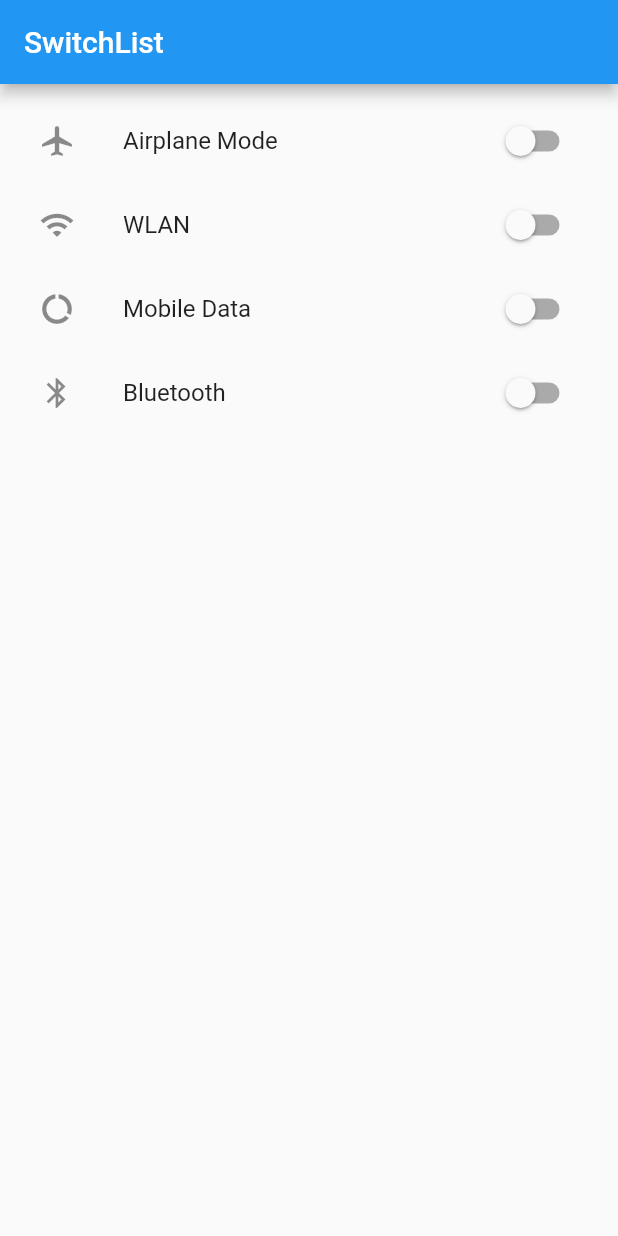
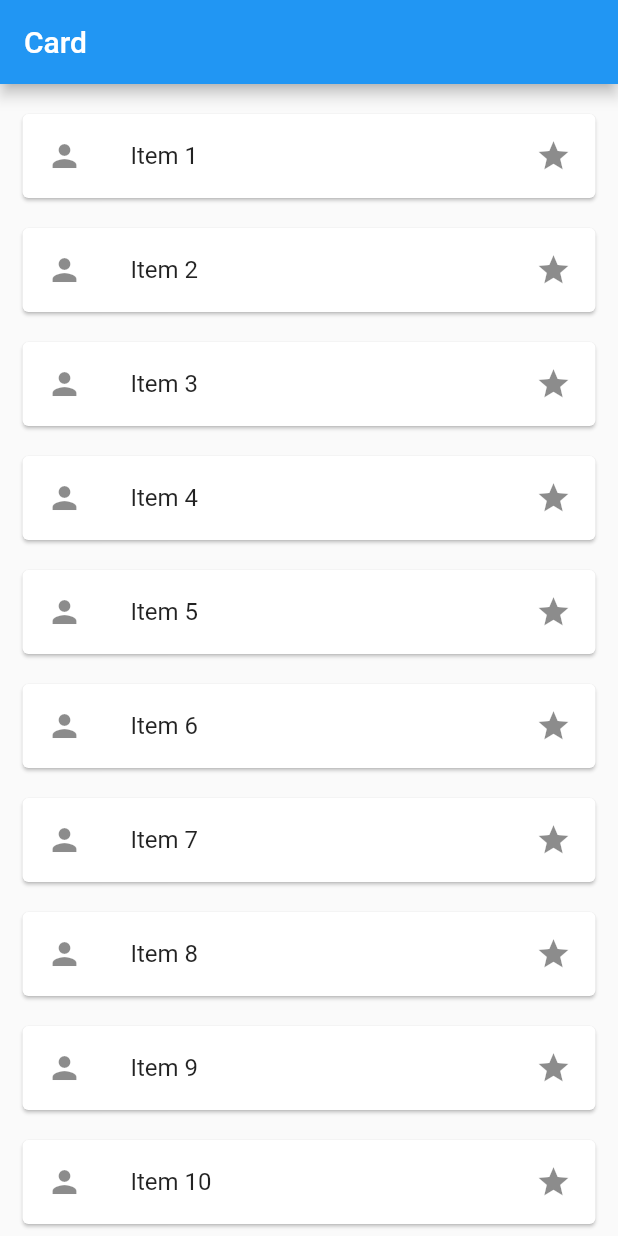
Before and after one commit to hanura13/FlutterProject, a Flutter app: the screen it shows after launch, on a phone screen of 412 x 824 dp. Run offline on Flutter 3.47's test engine with Material 2 defaults, Android fonts, the phone set to English and light mode, and no system bars; missing offline and left inert: dart:ffi; project files that could hold a hidden picture were left out.

Commit message:
Create Card with GestureDetector

```diff
--- a/lib/main.dart
+++ b/lib/main.dart
@@ -28,87 +28,40 @@ class Home extends StatefulWidget {
 }
 
 class _HomeState extends State<Home> {
-  final List<String> settings = [
-    'Airplane Mode',
-    'WLAN',
-    'Mobile Data',
-    'Bluetooth'
-  ];
-  List<bool> settingValues = [false, false, false, false];
+  final int count = 20;
+  List<bool> items = [];
 
-  void onChangedSwitch1(bool value) {
+  @override
+  void initState() {
     setState(() {
-      settingValues[0] = value;
+      for (var i = 0; i < count; i++) {
+        items.add(false);
+      }
     });
-    print(settingValues);
-  }
-
-  void onChangedSwitch2(bool value) {
-    setState(() {
-      settingValues[1] = value;
-    });
-    print(settingValues);
-  }
-
-  void onChangedSwitch3(bool value) {
-    setState(() {
-      settingValues[2] = value;
-    });
-    print(settingValues);
-  }
-
-  void onChangedSwitch4(bool value) {
-    setState(() {
-      settingValues[3] = value;
-    });
-    print(settingValues);
+    super.initState();
   }
 
   @override
   Widget build(BuildContext context) {
     return Scaffold(
       appBar: AppBar(
-        title: const Text('SwitchList'),
+        title: const Text('Card'),
       ),
-      body: Container(
-        padding: const EdgeInsets.all(10.0),
-        child: ListView(
-          children: <Widget>[
-            SwitchListTile(
-              value: settingValues[0],
-              onChanged: (bool value) {
-                onChangedSwitch1(value);
-              },
-              title: Text(settings[0]),
-              secondary: const Icon(Icons.airplanemode_active),
+      body: ListView.builder(itemBuilder: (BuildContext context, int index) {
+        return Card(
+          margin: const EdgeInsets.only(left: 15.0, top: 20.0, right: 15.0),
+          child: GestureDetector(
+            onTap: (() {
+              print('Anda memilih item ${index + 1}');
+            }),
+            child: ListTile(
+              title: Text('Item ${index + 1}'),
+              leading: const Icon(Icons.person),
+              trailing: const Icon(Icons.star),
             ),
-            SwitchListTile(
-              value: settingValues[1],
-              onChanged: (bool value) {
-                onChangedSwitch2(value);
-              },
-              title: Text(settings[1]),
-              secondary: const Icon(Icons.wifi),
-            ),
-            SwitchListTile(
-              value: settingValues[2],
-              onChanged: (bool value) {
-                onChangedSwitch3(value);
-              },
-              title: Text(settings[2]),
-              secondary: const Icon(Icons.data_usage),
-            ),
-            SwitchListTile(
-              value: settingValues[3],
-              onChanged: (bool value) {
-                onChangedSwitch4(value);
-              },
-              title: Text(settings[3]),
-              secondary: const Icon(Icons.bluetooth),
-            ),
-          ],
-        ),
-      ),
+          ),
+        );
+      }),
     );
   }
 }
```
